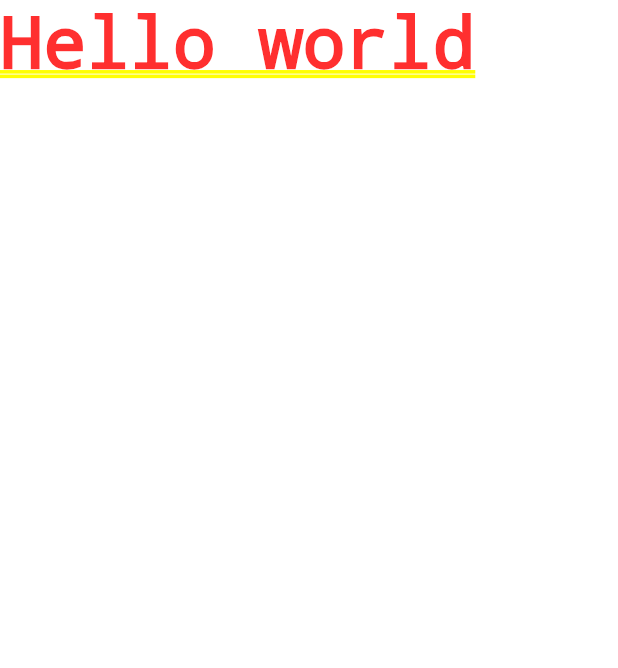
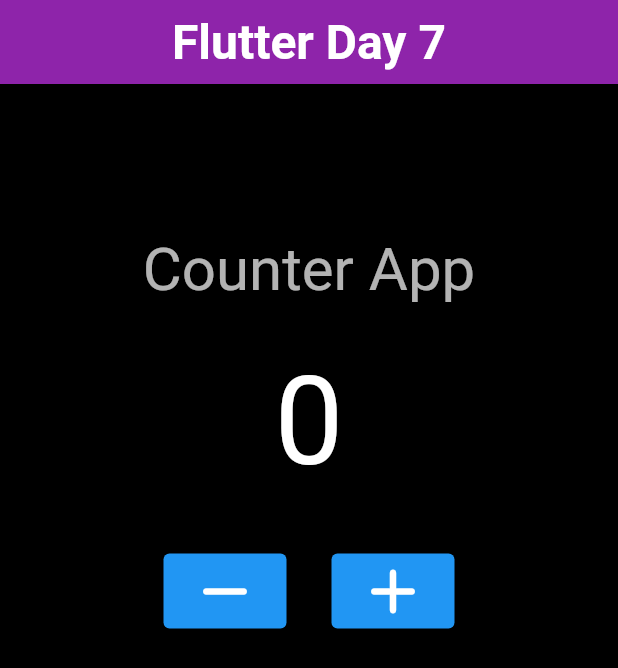
Before and after one commit to joyadeep/flutter, a Flutter app: the screen it shows after launch, on a phone screen of 412 x 824 dp. Shown: the top 668 px of the screen. Run offline on Flutter 3.47's test engine with Material 2 defaults, Android fonts, the phone set to English and light mode, and no system bars.

Commit message:
counter app complete

```diff
--- a/lib/main.dart
+++ b/lib/main.dart
@@ -2,8 +2,88 @@ import 'package:flutter/material.dart';
 
 void main() {
   runApp(
-    const MaterialApp(
-      home: Text('Hello world'),
+    MaterialApp(
+      home: Counter(),
     ),
   );
 }
+
+class Counter extends StatefulWidget {
+  @override
+  State<Counter> createState() => _CounterState();
+}
+
+class _CounterState extends State<Counter> {
+  @override
+  int level = 0;
+  Widget build(BuildContext context) {
+    return (Scaffold(
+      backgroundColor: Colors.black,
+      appBar: AppBar(
+        title: Text(
+          'Flutter Day 7',
+          style: TextStyle(fontSize: 32.0, fontWeight: FontWeight.w600),
+        ),
+        centerTitle: true,
+        backgroundColor: Colors.purple[600],
+        elevation: 0,
+      ),
+      body: Padding(
+        padding: EdgeInsets.all(30.0),
+        child: Column(children: [
+          Column(
+            mainAxisAlignment: MainAxisAlignment.center,
+            crossAxisAlignment: CrossAxisAlignment.center,
+            children: [
+              SizedBox(
+                height: 70,
+              ),
+              Text('Counter App',
+                  style: TextStyle(fontSize: 40, color: Colors.white70)),
+              SizedBox(
+                height: 30,
+              ),
+              Text(
+                '$level',
+                style: TextStyle(fontSize: 82.0, color: Colors.white),
+              )
+            ],
+          ),
+          SizedBox(
+            height: 40.0,
+          ),
+          Row(
+            mainAxisAlignment: MainAxisAlignment.center,
+            children: [
+              ElevatedButton(
+                  onPressed: () {
+                    setState(() {
+                      if (level > 0) {
+                        level -= 1;
+                      }
+                    });
+                  },
+                  child: Icon(
+                    Icons.remove_rounded,
+                    size: 50,
+                  )),
+              SizedBox(
+                width: 30,
+              ),
+              ElevatedButton(
+                  onPressed: () {
+                    setState(() {
+                      level += 1;
+                    });
+                  },
+                  child: Icon(
+                    Icons.add_rounded,
+                    size: 50,
+                  )),
+            ],
+          )
+        ]),
+      ),
+    ));
+  }
+}
```
